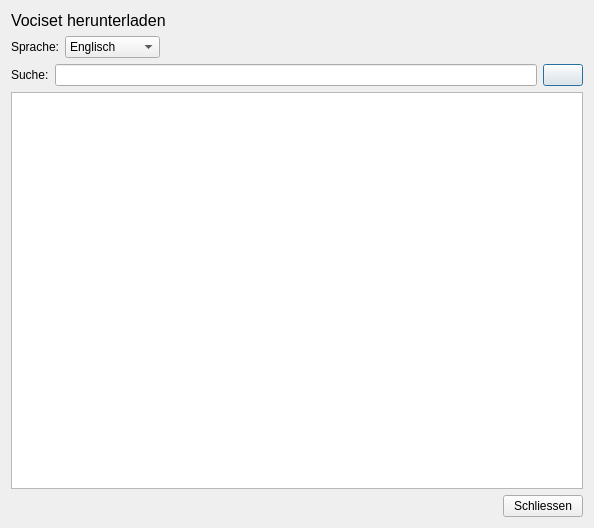
Before: the Qt Designer form Client/mp_herunterladen.ui in samuelx12/Vocitrainer, drawn with Qt 5.
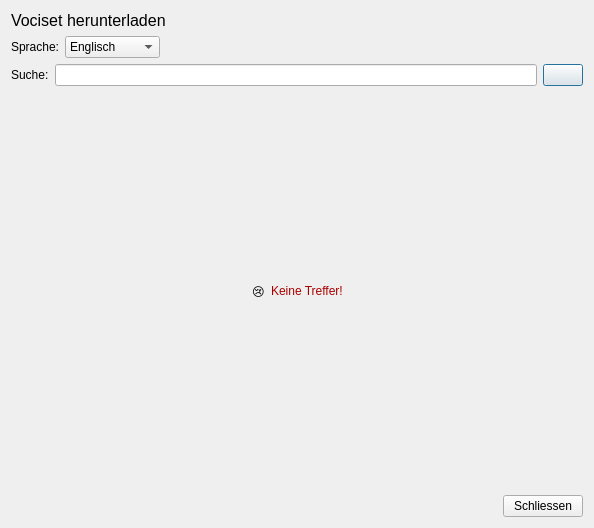
After: the same form once the commit is applied. The open tabs and pages were chosen to show the change. Icons and pictures are not drawn.

Commit message: Erfolgsmeldung nach Herunterladen

Patch:
```diff
--- a/Client/mp_herunterladen.ui
+++ b/Client/mp_herunterladen.ui
@@ -108,7 +108,104 @@
       </layout>
      </item>
      <item>
-      <widget class="QTableWidget" name="tbl_suche"/>
+      <widget class="QStackedWidget" name="stackedWidget">
+       <property name="currentIndex">
+        <number>0</number>
+       </property>
+       <widget class="QWidget" name="page_tbl_suche">
+        <layout class="QHBoxLayout" name="horizontalLayout_4">
+         <item>
+          <widget class="QTableWidget" name="tbl_suche">
+           <property name="styleSheet">
+            <string notr="true">selection-background-color: rgb(201, 220, 225);
+selection-color: rgb(0, 0, 0);</string>
+           </property>
+          </widget>
+         </item>
+        </layout>
+       </widget>
+       <widget class="QWidget" name="page_Meldung">
+        <layout class="QVBoxLayout" name="verticalLayout_3">
+         <item>
+          <spacer name="verticalSpacer">
+           <property name="orientation">
+            <enum>Qt::Vertical</enum>
+           </property>
+           <property name="sizeHint" stdset="0">
+            <size>
+             <width>20</width>
+             <height>164</height>
+            </size>
+           </property>
+          </spacer>
+         </item>
+         <item>
+          <layout class="QHBoxLayout" name="horizontalLayout_5">
+           <item>
+            <spacer name="horizontalSpacer">
+             <property name="orientation">
+              <enum>Qt::Horizontal</enum>
+             </property>
+             <property name="sizeHint" stdset="0">
+              <size>
+               <width>40</width>
+               <height>20</height>
+              </size>
+             </property>
+            </spacer>
+           </item>
+           <item>
+            <widget class="QLabel" name="lbl_emoji">
+             <property name="styleSheet">
+              <string notr="true">font: 14pt &quot;Segoe UI&quot;;</string>
+             </property>
+             <property name="text">
+              <string>😢</string>
+             </property>
+            </widget>
+           </item>
+           <item>
+            <widget class="QLabel" name="lbl_Meldung">
+             <property name="styleSheet">
+              <string notr="true">color: rgb(170, 0, 0);
+font: italic 10pt &quot;Segoe UI&quot;;</string>
+             </property>
+             <property name="text">
+              <string>Keine Treffer!</string>
+             </property>
+            </widget>
+           </item>
+           <item>
+            <spacer name="horizontalSpacer_2">
+             <property name="orientation">
+              <enum>Qt::Horizontal</enum>
+             </property>
+             <property name="sizeHint" stdset="0">
+              <size>
+               <width>40</width>
+               <height>20</height>
+              </size>
+             </property>
+            </spacer>
+           </item>
+          </layout>
+         </item>
+         <item>
+          <spacer name="verticalSpacer_2">
+           <property name="orientation">
+            <enum>Qt::Vertical</enum>
+           </property>
+           <property name="sizeHint" stdset="0">
+            <size>
+             <width>20</width>
+             <height>163</height>
+            </size>
+           </property>
+          </spacer>
+         </item>
+        </layout>
+       </widget>
+      </widget>
      </item>
      <item>
       <layout class="QHBoxLayout" name="horizontalLayout_3">
```
The commit also changes 5 other files.
